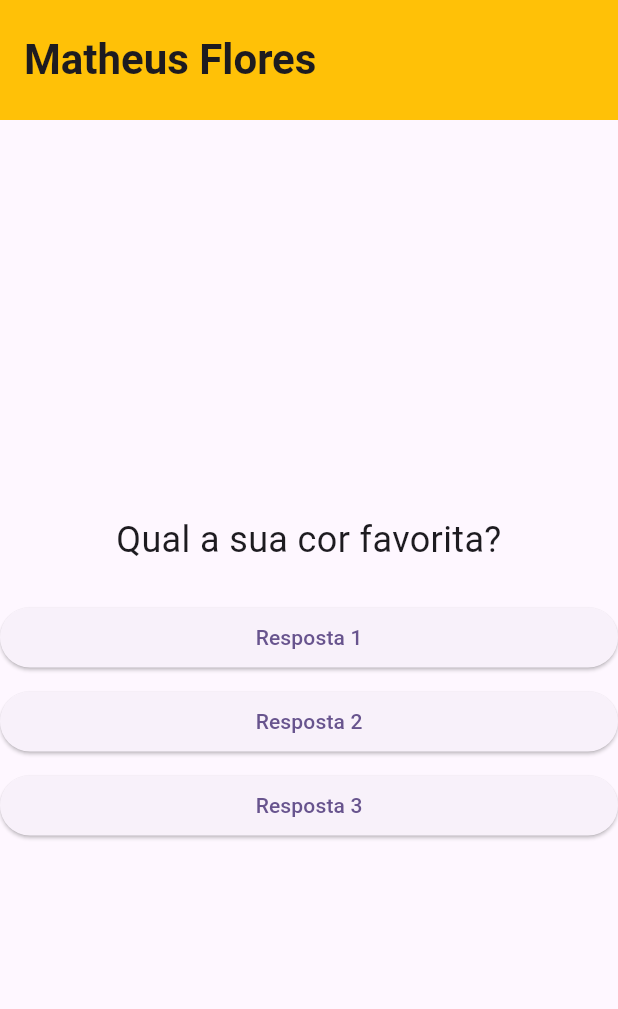
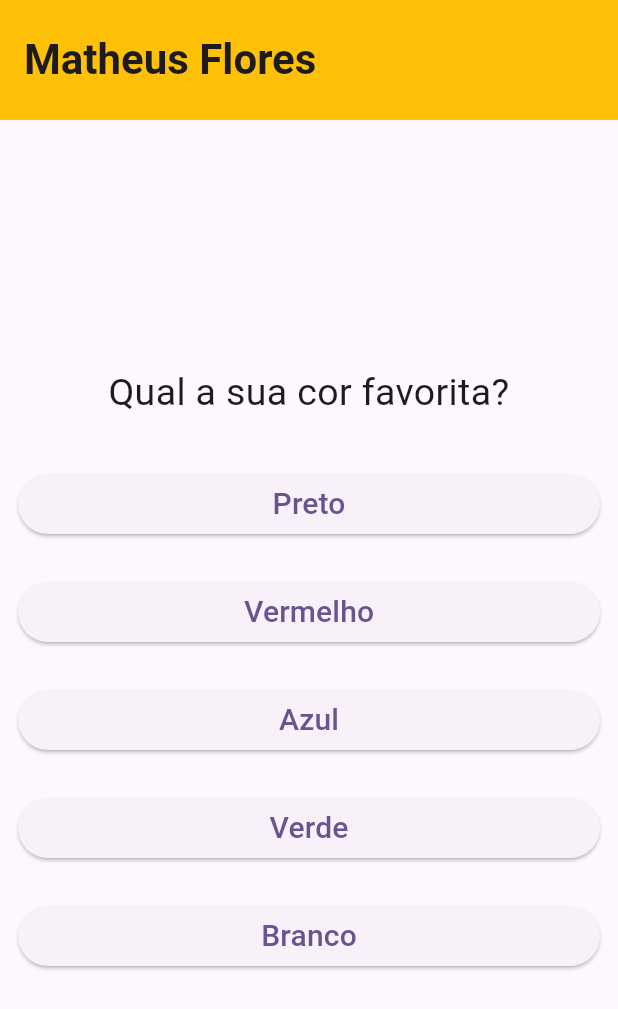
Before and after one commit to Theussousa/Projeto-Flutter, a Flutter app: the screen it shows after launch, on a phone screen of 412 x 824 dp. Shown: the top 1009 px of the screen. Run offline on Flutter 3.47's test engine with Material 3 defaults, Android fonts, the phone set to English and light mode, and no system bars.

Commit message:
Quiz com lista de maps e botoes dinamicos

```diff
--- a/appfatec/lib/botoes.dart
+++ b/appfatec/lib/botoes.dart
@@ -1,22 +1,28 @@
 import 'package:flutter/material.dart';
 
 class Botoes extends StatelessWidget {
-  final String texto;
+  final String txt;
   final Function() resp;
 
   const Botoes({
     super.key,
-    required this.texto,
+    required this.txt,
     required this.resp,
   });
 
   @override
   Widget build(BuildContext context) {
-    return SizedBox(
-      width: double.infinity,
-      child: ElevatedButton(
-        onPressed: resp,
-        child: Text(texto),
+    return Padding(
+      padding: const EdgeInsets.all(12.0),
+      child: SizedBox(
+        width: double.infinity,
+        child: ElevatedButton(
+          onPressed: resp,
+          child: Text(
+            txt,
+            style: const TextStyle(fontSize: 20),
+          ),
+        ),
       ),
     );
   }
--- a/appfatec/lib/main.dart
+++ b/appfatec/lib/main.dart
@@ -53,11 +53,41 @@ class MyHomePage extends StatefulWidget {
 }
 
 class _MyHomePageState extends State<MyHomePage> {
-  // Lista de perguntas
-  final List<String> _perguntas = [
-    'Qual a sua cor favorita?',
-    'Qual o seu animal favorito?',
-    'Qual o seu time do coração?',
+  // Lista de perguntas com respostas
+  final List<Map<String, Object>> _perguntas = [
+    {
+      'pergunta': 'Qual a sua cor favorita?',
+      'respostas': [
+        'Preto',
+        'Vermelho',
+        'Azul',
+        'Verde',
+        'Branco',
+      ],
+    },
+    {
+      'pergunta': 'Qual o seu animal favorito?',
+      'respostas': [
+        'Cachorro',
+        'Gato',
+        'Pássaro',
+        'Peixe',
+        'Cavalo',
+        'Coelho',
+      ],
+    },
+    {
+      'pergunta': 'Qual o seu time do coração?',
+      'respostas': [
+        'Corinthians',
+        'Palmeiras',
+        'São Paulo',
+        'Santos',
+        'Flamengo',
+        'Vasco',
+        'Outro',
+      ],
+    },
   ];
 
   // Índice da pergunta atual
@@ -99,25 +129,20 @@ class _MyHomePageState extends State<MyHomePage> {
           mainAxisAlignment: MainAxisAlignment.center,
           children: [
             Text(
-              _perguntas[_indicePergunta],
-              style: const TextStyle(fontSize: 24),
+              _perguntas[_indicePergunta]['pergunta'].toString(),
+              style: const TextStyle(fontSize: 25),
               textAlign: TextAlign.center,
             ),
-            const SizedBox(height: 24),
-            Botoes(
-              texto: 'Resposta 1',
-              resp: responder,
-            ),
-            const SizedBox(height: 8),
-            Botoes(
-              texto: 'Resposta 2',
-              resp: responder,
-            ),
-            const SizedBox(height: 8),
-            Botoes(
-              texto: 'Resposta 3',
-              resp: responder,
-            ),
+            const SizedBox(height: 20),
+            ...(_perguntas[_indicePergunta]['respostas'] as List<String>)
+                .map(
+              (textoBotao) {
+                return Botoes(
+                  resp: responder,
+                  txt: textoBotao,
+                );
+              },
+            ).toList(),
           ],
         ),
       ),
```
